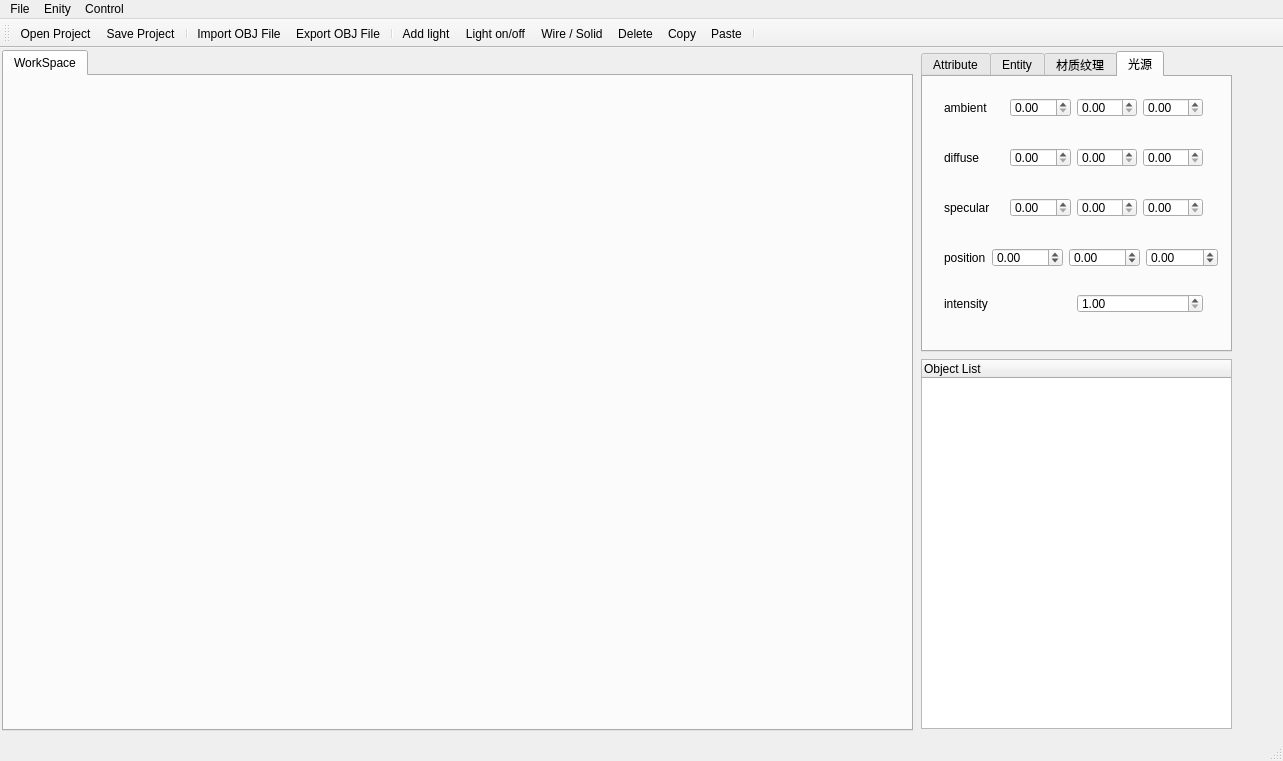
Just-CJ/miniBlender, file mainwindow.ui: the form before one commit.
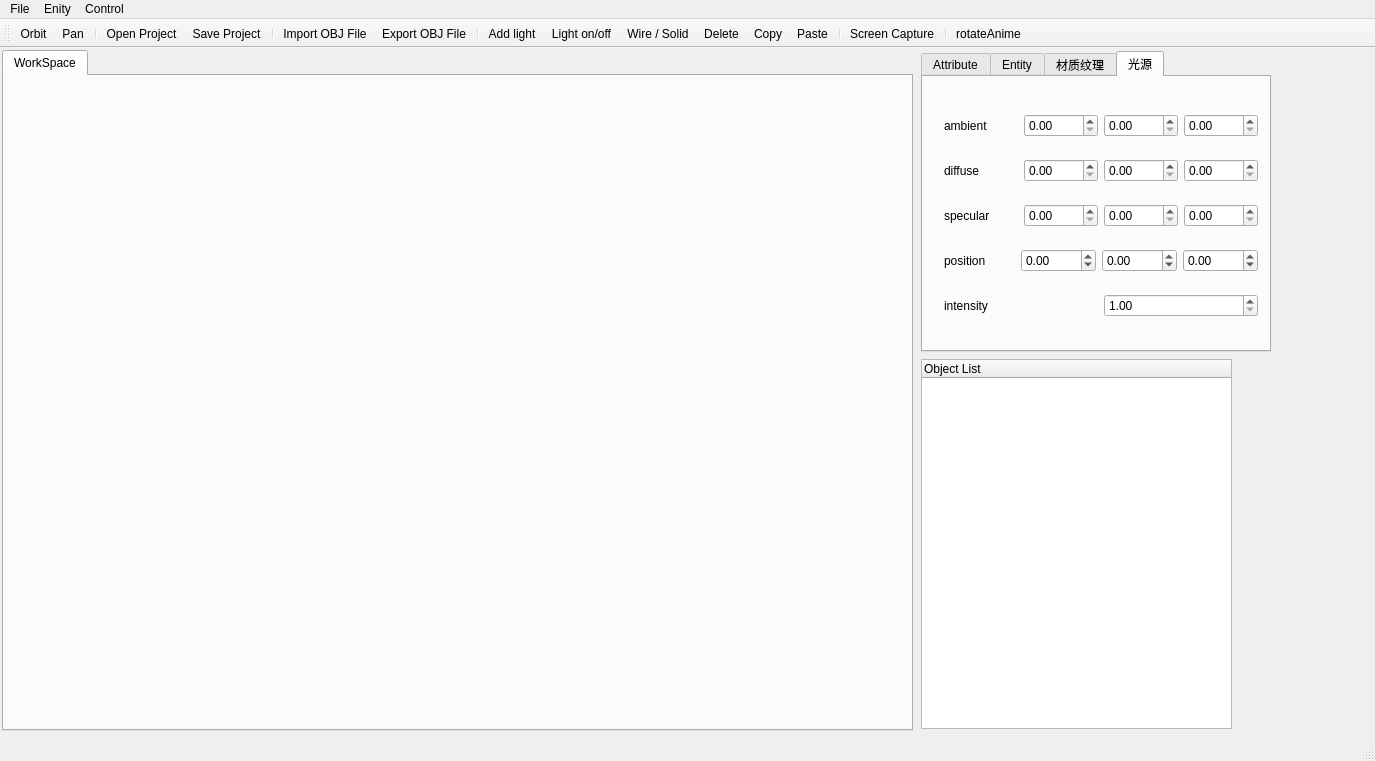
The form after the commit. The open tabs and pages were chosen to show the change. Icons and pictures are not drawn.

Commit message: add camera pan. Fix some bugs. 	modified:   Icons.qrc 	modified:   OBJ.cpp 	modified:   glwidget.cpp 	modified:   glwidget.h 	modified:   mainwindow.cpp 	modified:   mainwindow.h 	modified:   mainwindow.ui 	modified:   miniBlender.pro.user

Patch:
```diff
--- a/mainwindow.ui
+++ b/mainwindow.ui
@@ -6,7 +6,7 @@
    <rect>
     <x>0</x>
     <y>0</y>
-    <width>1283</width>
+    <width>1375</width>
     <height>761</height>
    </rect>
   </property>
@@ -82,7 +82,7 @@
      <rect>
       <x>921</x>
       <y>3</y>
-      <width>311</width>
+      <width>350</width>
       <height>301</height>
      </rect>
     </property>
@@ -94,7 +94,7 @@
     </property>
     <property name="maximumSize">
      <size>
-      <width>311</width>
+      <width>350</width>
       <height>16777215</height>
      </size>
     </property>
@@ -754,15 +754,17 @@
      <attribute name="title">
       <string>光源</string>
      </attribute>
-     <widget class="QWidget" name="horizontalLayoutWidget_8">
+     <widget class="QWidget" name="">
       <property name="geometry">
        <rect>
         <x>10</x>
         <y>10</y>
-        <width>281</width>
-        <height>41</height>
+        <width>336</width>
+        <height>261</height>
        </rect>
       </property>
+      <layout class="QVBoxLayout" name="verticalLayout_2">
+       <item>
       <layout class="QHBoxLayout" name="horizontalLayout_20">
        <item>
         <widget class="QLabel" name="label_29">
@@ -802,16 +804,8 @@
         </widget>
        </item>
       </layout>
-     </widget>
-     <widget class="QWidget" name="horizontalLayoutWidget_9">
-      <property name="geometry">
-       <rect>
-        <x>10</x>
-        <y>60</y>
-        <width>281</width>
-        <height>41</height>
-       </rect>
-      </property>
+       </item>
+       <item>
       <layout class="QHBoxLayout" name="horizontalLayout_21">
        <item>
         <widget class="QLabel" name="label_30">
@@ -851,16 +845,8 @@
         </widget>
        </item>
       </layout>
-     </widget>
-     <widget class="QWidget" name="horizontalLayoutWidget_10">
-      <property name="geometry">
-       <rect>
-        <x>10</x>
-        <y>110</y>
-        <width>281</width>
-        <height>41</height>
-       </rect>
-      </property>
+       </item>
+       <item>
       <layout class="QHBoxLayout" name="horizontalLayout_22">
        <item>
         <widget class="QLabel" name="label_31">
@@ -900,16 +886,8 @@
         </widget>
        </item>
       </layout>
-     </widget>
-     <widget class="QWidget" name="horizontalLayoutWidget_11">
-      <property name="geometry">
-       <rect>
-        <x>10</x>
-        <y>160</y>
-        <width>296</width>
-        <height>41</height>
-       </rect>
-      </property>
+       </item>
+       <item>
       <layout class="QHBoxLayout" name="horizontalLayout_23">
        <item>
         <widget class="QLabel" name="label_32">
@@ -949,16 +927,8 @@
         </widget>
        </item>
       </layout>
-     </widget>
-     <widget class="QWidget" name="horizontalLayoutWidget_12">
-      <property name="geometry">
-       <rect>
-        <x>10</x>
-        <y>206</y>
-        <width>281</width>
-        <height>41</height>
-       </rect>
-      </property>
+       </item>
+       <item>
       <layout class="QHBoxLayout" name="horizontalLayout_24">
        <item>
         <widget class="QLabel" name="label_33">
@@ -978,6 +948,8 @@
         </widget>
        </item>
       </layout>
+       </item>
+      </layout>
      </widget>
     </widget>
    </widget>
@@ -1017,8 +989,8 @@
     <rect>
      <x>0</x>
      <y>0</y>
-     <width>1283</width>
-     <height>23</height>
+     <width>1375</width>
+     <height>27</height>
     </rect>
    </property>
    <widget class="QMenu" name="menuFile">
@@ -1070,6 +1042,9 @@
    <attribute name="toolBarBreak">
     <bool>false</bool>
    </attribute>
+   <addaction name="actionOrbit"/>
+   <addaction name="actionPan"/>
+   <addaction name="separator"/>
    <addaction name="actionOpen_Project"/>
    <addaction name="actionSave_Project"/>
    <addaction name="separator"/>
@@ -1083,6 +1058,9 @@
    <addaction name="actionCopy"/>
    <addaction name="actionPaste"/>
    <addaction name="separator"/>
+   <addaction name="actionScreen_Capture"/>
+   <addaction name="separator"/>
+   <addaction name="actionRotateAnime"/>
   </widget>
   <widget class="QStatusBar" name="statusBar"/>
   <action name="actionOpen_Project">
@@ -1249,6 +1227,51 @@
     <string>Paste</string>
    </property>
   </action>
+  <action name="actionOrbit">
+   <property name="checkable">
+    <bool>true</bool>
+   </property>
+   <property name="icon">
+    <iconset resource="Icons.qrc">
+     <normaloff>:/new/prefix1/Icons/selectMode.ico</normaloff>:/new/prefix1/Icons/selectMode.ico</iconset>
+   </property>
+   <property name="text">
+    <string>Orbit</string>
+   </property>
+   <property name="toolTip">
+    <string>Camera Orbit</string>
+   </property>
+  </action>
+  <action name="actionPan">
+   <property name="checkable">
+    <bool>true</bool>
+   </property>
+   <property name="icon">
+    <iconset resource="Icons.qrc">
+     <normaloff>:/new/prefix1/Icons/Pan.png</normaloff>:/new/prefix1/Icons/Pan.png</iconset>
+   </property>
+   <property name="text">
+    <string>Pan</string>
+   </property>
+   <property name="toolTip">
+    <string>Camera Pan</string>
+   </property>
+  </action>
+  <action name="actionRotateAnime">
+   <property name="checkable">
+    <bool>true</bool>
+   </property>
+   <property name="icon">
+    <iconset resource="Icons.qrc">
+     <normaloff>:/new/prefix1/Icons/20141210053806758_easyicon_net_96.ico</normaloff>:/new/prefix1/Icons/20141210053806758_easyicon_net_96.ico</iconset>
+   </property>
+   <property name="text">
+    <string>rotateAnime</string>
+   </property>
+   <property name="toolTip">
+    <string>Rotate the world!</string>
+   </property>
+  </action>
  </widget>
  <layoutdefault spacing="6" margin="11"/>
  <resources>
```
Left out of the diff: 24 changed lines with no effect on the pictures. Lines whose indentation alone changed are shown as unchanged. The commit also changes 7 other files.
